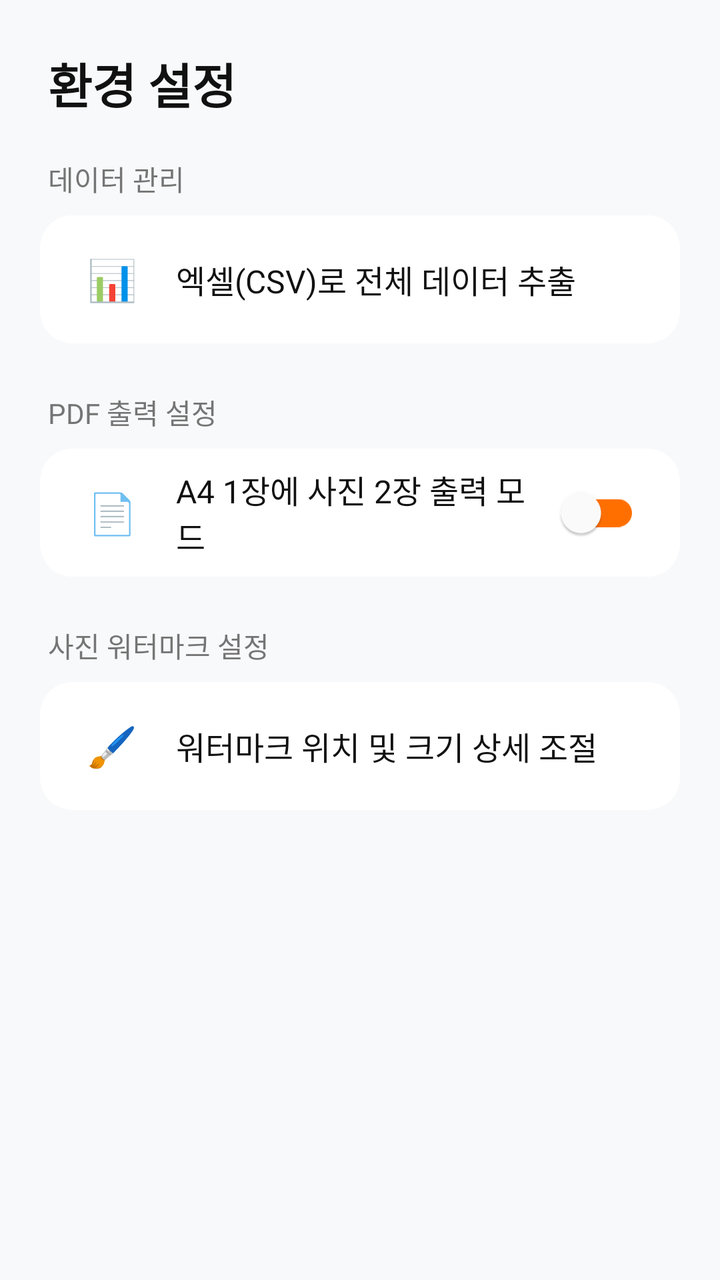
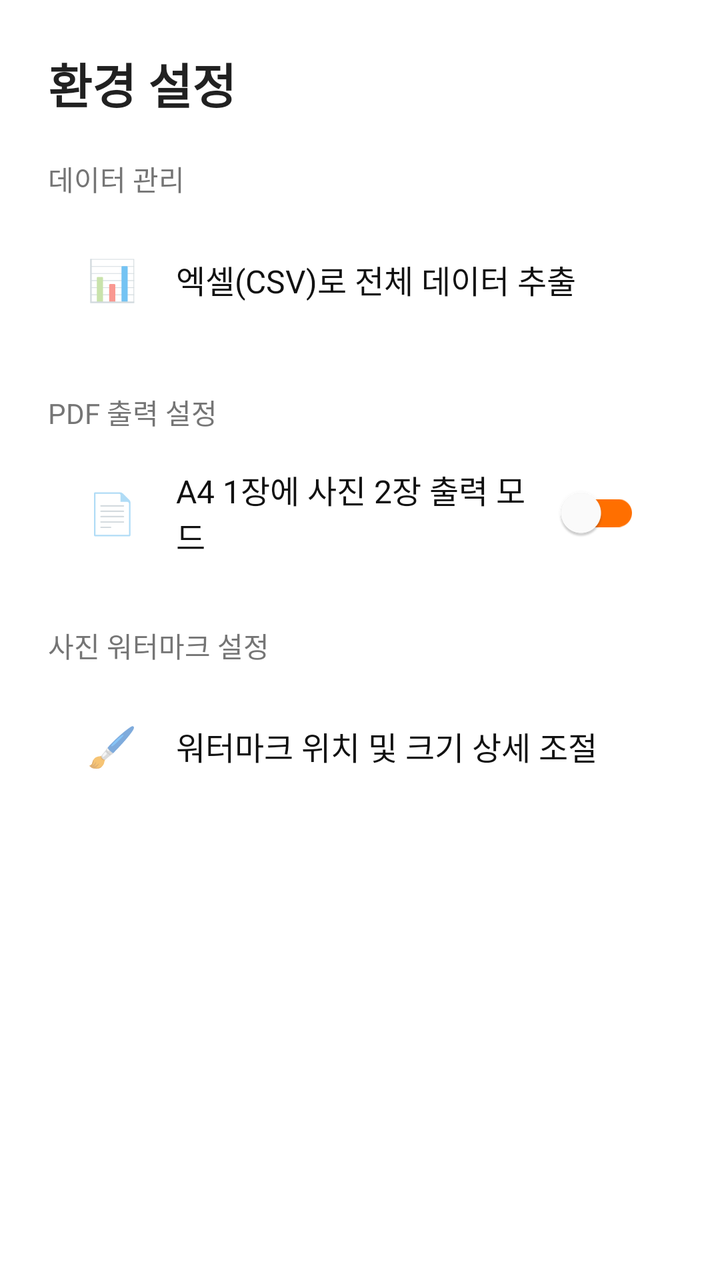

Before-and-after screenshots of an Android layout around one commit, followed by the original layout XML and the change that was made.
<!-- AndroidManifest.xml: application theme Theme.Siteboard -->
<!-- res/layout/fragment_settings.xml -->
<?xml version="1.0" encoding="utf-8"?>
<androidx.constraintlayout.widget.ConstraintLayout
    xmlns:android="http://schemas.android.com/apk/res/android"
    xmlns:app="http://schemas.android.com/apk/res-auto"
    android:layout_width="match_parent"
    android:layout_height="match_parent"
    android:background="#F8F9FA">

    <TextView
        android:id="@+id/tvSettingsTitle"
        android:layout_width="wrap_content"
        android:layout_height="wrap_content"
        android:text="환경 설정"
        android:textSize="24sp"
        android:textColor="#111111"
        android:textStyle="bold"
        android:layout_margin="24dp"
        app:layout_constraintTop_toTopOf="parent"
        app:layout_constraintStart_toStartOf="parent" />

    <LinearLayout
        android:layout_width="match_parent"
        android:layout_height="wrap_content"
        android:orientation="vertical"
        android:padding="20dp"
        app:layout_constraintTop_toBottomOf="@id/tvSettingsTitle">

        <TextView android:layout_width="wrap_content" android:layout_height="wrap_content" android:text="데이터 관리" android:textColor="#757575" android:textSize="14sp" android:layout_marginBottom="8dp" android:layout_marginStart="4dp"/>

        <androidx.cardview.widget.CardView
            android:layout_width="match_parent"
            android:layout_height="wrap_content"
            app:cardCornerRadius="16dp"
            app:cardElevation="0dp"
            app:cardBackgroundColor="#FFFFFF"
            android:layout_marginBottom="24dp">
            <LinearLayout android:layout_width="match_parent" android:layout_height="wrap_content" android:orientation="vertical">

                <LinearLayout android:id="@+id/btnExportCsv" android:layout_width="match_parent" android:layout_height="64dp" android:orientation="horizontal" android:gravity="center_vertical" android:paddingHorizontal="20dp" android:background="?attr/selectableItemBackground" android:clickable="true" android:focusable="true">
                    <TextView android:layout_width="32dp" android:layout_height="32dp" android:text="📊" android:textSize="20sp" android:gravity="center"/>
                    <TextView android:layout_width="0dp" android:layout_height="wrap_content" android:layout_weight="1" android:text="엑셀(CSV)로 전체 데이터 추출" android:textColor="#111111" android:textSize="16sp" android:layout_marginStart="16dp"/>
                </LinearLayout>

            </LinearLayout>
        </androidx.cardview.widget.CardView>

        <TextView android:layout_width="wrap_content" android:layout_height="wrap_content" android:text="PDF 출력 설정" android:textColor="#757575" android:textSize="14sp" android:layout_marginBottom="8dp" android:layout_marginStart="4dp"/>

        <androidx.cardview.widget.CardView
            android:layout_width="match_parent"
            android:layout_height="wrap_content"
            app:cardCornerRadius="16dp"
            app:cardElevation="0dp"
            app:cardBackgroundColor="#FFFFFF">
            <LinearLayout
                android:layout_width="match_parent"
                android:layout_height="64dp"
                android:orientation="horizontal"
                android:gravity="center_vertical"
                android:paddingHorizontal="20dp">
                <TextView android:layout_width="32dp" android:layout_height="32dp" android:text="📄" android:textSize="20sp" android:gravity="center"/>
                <TextView android:layout_width="0dp" android:layout_height="wrap_content" android:layout_weight="1" android:text="A4 1장에 사진 2장 출력 모드" android:textColor="#111111" android:textSize="16sp" android:layout_marginStart="16dp"/>
                <com.google.android.material.switchmaterial.SwitchMaterial
                    android:id="@+id/switchPdfMode"
                    android:layout_width="wrap_content"
                    android:layout_height="wrap_content"
                    app:thumbTint="#FFFFFF"
                    app:trackTint="#FF6F00"/>
            </LinearLayout>
        </androidx.cardview.widget.CardView>

        <TextView android:layout_width="wrap_content" android:layout_height="wrap_content" android:text="사진 워터마크 설정" android:textColor="#757575" android:textSize="14sp" android:layout_marginBottom="8dp" android:layout_marginStart="4dp" android:layout_marginTop="24dp"/>

        <androidx.cardview.widget.CardView
            android:layout_width="match_parent"
            android:layout_height="wrap_content"
            app:cardCornerRadius="16dp"
            app:cardElevation="0dp"
            app:cardBackgroundColor="#FFFFFF">
            <LinearLayout android:id="@+id/btnWatermarkSettings" android:layout_width="match_parent" android:layout_height="64dp" android:orientation="horizontal" android:gravity="center_vertical" android:paddingHorizontal="20dp" android:background="?attr/selectableItemBackground" android:clickable="true" android:focusable="true">
                <TextView android:layout_width="32dp" android:layout_height="32dp" android:text="🖌️" android:textSize="20sp" android:gravity="center"/>
                <TextView android:layout_width="0dp" android:layout_height="wrap_content" android:layout_weight="1" android:text="워터마크 위치 및 크기 상세 조절" android:textColor="#111111" android:textSize="16sp" android:layout_marginStart="16dp"/>
            </LinearLayout>
        </androidx.cardview.widget.CardView>
    </LinearLayout>
</androidx.constraintlayout.widget.ConstraintLayout>
<!-- resources referenced by this layout -->
<resources>
  <style name="Theme.Siteboard" parent="Base.Theme.Siteboard" />
  <style name="Base.Theme.Siteboard" parent="Theme.Material3.DayNight.NoActionBar">
          
          
      </style>
</resources>

<!-- the commit's change to res/layout/fragment_settings.xml (unified diff, before → after) -->
@@ -4,7 +4,7 @@
     xmlns:app="http://schemas.android.com/apk/res-auto"
     android:layout_width="match_parent"
     android:layout_height="match_parent"
-    android:background="#F8F9FA">
+    android:background="?android:attr/windowBackground">
 
     <TextView
         android:id="@+id/tvSettingsTitle"
@@ -12,7 +12,7 @@
         android:layout_height="wrap_content"
         android:text="환경 설정"
         android:textSize="24sp"
-        android:textColor="#111111"
+        android:textColor="?android:attr/textColorPrimary"
         android:textStyle="bold"
         android:layout_margin="24dp"
         app:layout_constraintTop_toTopOf="parent"
<!-- resource entries referenced after the edit -->
@@ -1,9 +1,16 @@
 <!-- resources referenced by this layout -->
 <resources>
-  <style name="Theme.Siteboard" parent="Base.Theme.Siteboard" />
-  <style name="Base.Theme.Siteboard" parent="Theme.Material3.DayNight.NoActionBar">
-          
-          
+  <style name="Theme.Siteboard" parent="Theme.MaterialComponents.DayNight.NoActionBar">
+  
+          <item name="colorPrimary">#7C4DFF</item>
+          <item name="colorPrimaryVariant">#3700B3</item>
+          <item name="colorOnPrimary">#FFFFFF</item>
+  
+          <item name="colorSecondary">#FF6F00</item>
+          <item name="colorSecondaryVariant">#FF6F00</item>
+          <item name="colorOnSecondary">#FFFFFF</item>
+  
+          <item name="android:statusBarColor">?attr/colorPrimaryVariant</item>
       </style>
 </resources>
 
